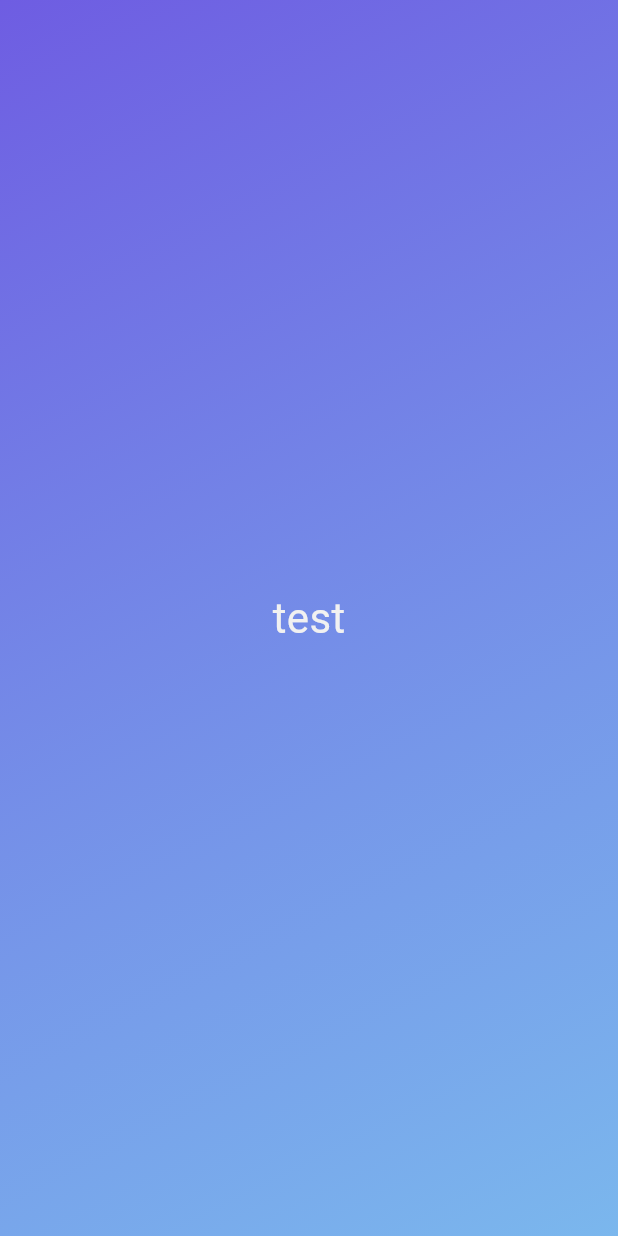
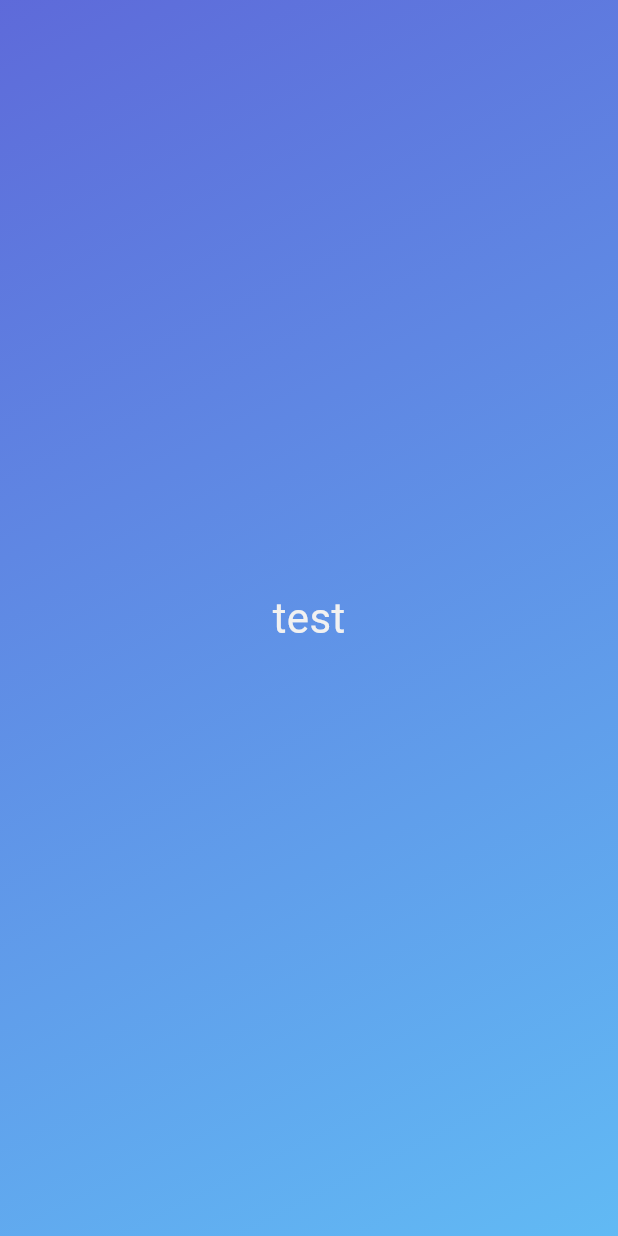
Before and after one commit to NasaboyZ/flutter-learning, a Flutter app: the screen it shows after launch, on a phone screen of 412 x 824 dp. Run offline on Flutter 3.47's test engine with Material 3 defaults, Android fonts, the phone set to English and light mode, and no system bars.

Commit message:
reusable widget and using multiple constructor function

```diff
--- a/first_app/lib/gradient_container.dart
+++ b/first_app/lib/gradient_container.dart
@@ -4,17 +4,33 @@ import 'package:flutter/material.dart';
 const startAlignment = Alignment.topLeft;
 const endAlignment = Alignment.bottomRight;
 
+// class GradientContainer extends StatelessWidget {
+//   const GradientContainer({super.key, required this.colors});
+//   final List<Color> colors;
+//   @override
+//   Widget build(context) {
+//     return Container(
+//       decoration: BoxDecoration(
+//         gradient: LinearGradient(
+//           colors: colors,
+//           begin: startAlignment,
+//           end: endAlignment,
+//         ),
+//       ),
+//       child: const Center(child: StyletText('test')),
+//     );
+//   }
+// }
 class GradientContainer extends StatelessWidget {
-  const GradientContainer({super.key});
+  const GradientContainer(this.color1, this.color2, {super.key});
+  final Color color1;
+  final Color color2;
   @override
   Widget build(context) {
     return Container(
       decoration: BoxDecoration(
         gradient: LinearGradient(
-          colors: [
-            const Color.fromARGB(190, 61, 40, 216),
-            const Color.fromARGB(170, 57, 151, 228),
-          ],
+          colors: [color1, color2],
           begin: startAlignment,
           end: endAlignment,
         ),
```
Also changed, not shown: first_app/lib/main.dart (+10 -1 lines).
